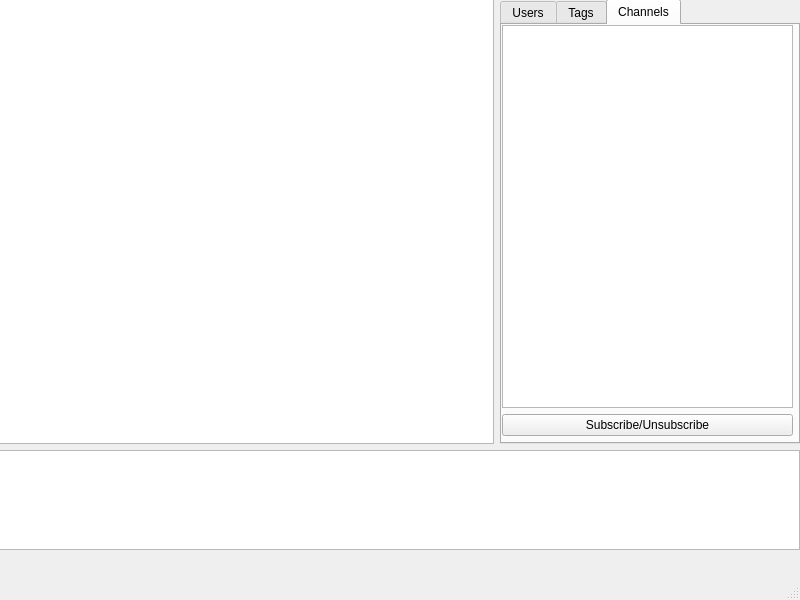
Before: the Qt Designer form src/demoApp/mainwindow.ui in geo2tag/core-1.0, drawn with Qt 5.
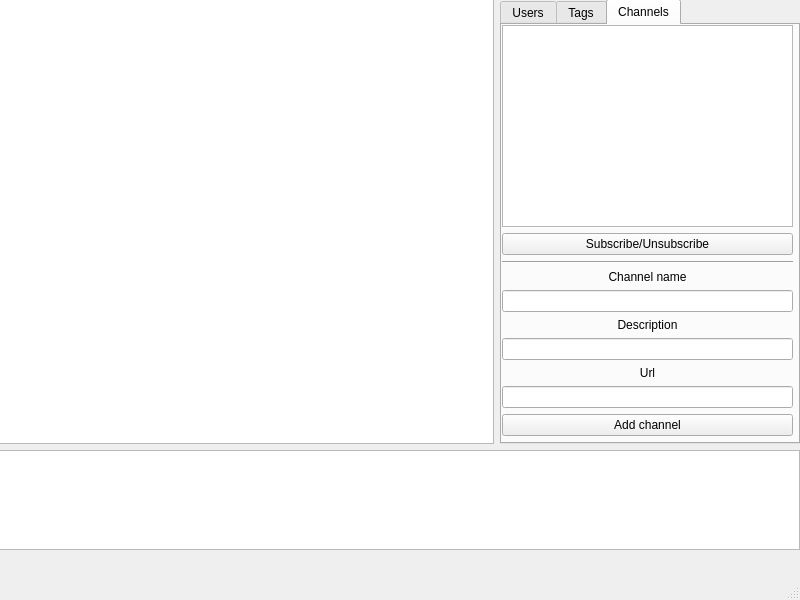
After: the same form once the commit is applied. The open tabs and pages were chosen to show the change.

What changed in the file:
```diff
--- a/src/demoApp/mainwindow.ui
+++ b/src/demoApp/mainwindow.ui
@@ -234,6 +234,59 @@
               </property>
              </widget>
             </item>
+            <item>
+             <widget class="Line" name="line">
+              <property name="orientation">
+               <enum>Qt::Horizontal</enum>
+              </property>
+             </widget>
+            </item>
+            <item>
+             <widget class="QLabel" name="label_7">
+              <property name="text">
+               <string>Channel name</string>
+              </property>
+              <property name="alignment">
+               <set>Qt::AlignCenter</set>
+              </property>
+             </widget>
+            </item>
+            <item>
+             <widget class="QLineEdit" name="channelNameEdit"/>
+            </item>
+            <item>
+             <widget class="QLabel" name="label_8">
+              <property name="text">
+               <string>Description</string>
+              </property>
+              <property name="alignment">
+               <set>Qt::AlignCenter</set>
+              </property>
+             </widget>
+            </item>
+            <item>
+             <widget class="QLineEdit" name="channelDescriptionEdit"/>
+            </item>
+            <item>
+             <widget class="QLabel" name="label_9">
+              <property name="text">
+               <string>Url</string>
+              </property>
+              <property name="alignment">
+               <set>Qt::AlignCenter</set>
+              </property>
+             </widget>
+            </item>
+            <item>
+             <widget class="QLineEdit" name="channelUrlEdit"/>
+            </item>
+            <item>
+             <widget class="QPushButton" name="addChannelButton">
+              <property name="text">
+               <string>Add channel</string>
+              </property>
+             </widget>
+            </item>
            </layout>
           </widget>
          </widget>
```
Left out of the diff: 22 changed lines with no effect on the pictures.
